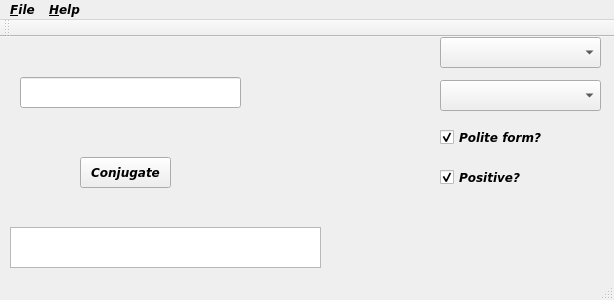
Qt form jpconj/jpconjmain.ui (anqafalak/japkatsuyou) before a commit.
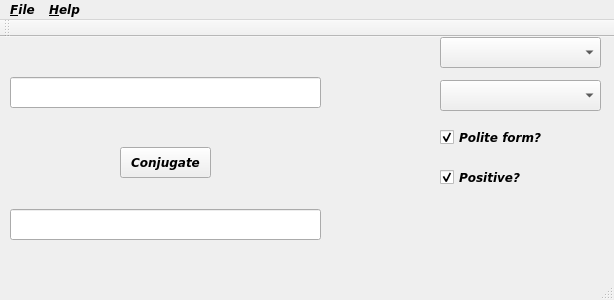
The same form after that commit. Icons and pictures are not drawn.

```diff
--- a/jpconj/jpconjmain.ui
+++ b/jpconj/jpconjmain.ui
@@ -26,46 +26,11 @@
    <bool>false</bool>
   </property>
   <widget class="QWidget" name="centralWidget">
-   <widget class="QTextEdit" name="outputt">
-    <property name="geometry">
-     <rect>
-      <x>10</x>
-      <y>190</y>
-      <width>311</width>
-      <height>41</height>
-     </rect>
-    </property>
-    <property name="font">
-     <font>
-      <family>DejaVu Serif</family>
-      <pointsize>14</pointsize>
-      <weight>50</weight>
-      <italic>false</italic>
-      <bold>false</bold>
-     </font>
-    </property>
-    <property name="frameShadow">
-     <enum>QFrame::Raised</enum>
-    </property>
-    <property name="autoFormatting">
-     <set>QTextEdit::AutoNone</set>
-    </property>
-    <property name="html">
-     <string>&lt;!DOCTYPE HTML PUBLIC &quot;-//W3C//DTD HTML 4.0//EN&quot; &quot;http://www.w3.org/TR/REC-html40/strict.dtd&quot;&gt;
-&lt;html&gt;&lt;head&gt;&lt;meta name=&quot;qrichtext&quot; content=&quot;1&quot; /&gt;&lt;style type=&quot;text/css&quot;&gt;
-p, li { white-space: pre-wrap; }
-&lt;/style&gt;&lt;/head&gt;&lt;body style=&quot; font-family:'DejaVu Serif'; font-size:14pt; font-weight:400; font-style:normal;&quot;&gt;
-&lt;p style=&quot;-qt-paragraph-type:empty; margin-top:0px; margin-bottom:0px; margin-left:0px; margin-right:0px; -qt-block-indent:0; text-indent:0px;&quot;&gt;&lt;br /&gt;&lt;/p&gt;&lt;/body&gt;&lt;/html&gt;</string>
-    </property>
-    <property name="textInteractionFlags">
-     <set>Qt::TextSelectableByKeyboard|Qt::TextSelectableByMouse</set>
-    </property>
-   </widget>
    <widget class="QPushButton" name="btn_conj">
     <property name="geometry">
      <rect>
-      <x>80</x>
-      <y>120</y>
+      <x>120</x>
+      <y>110</y>
       <width>91</width>
       <height>31</height>
      </rect>
@@ -77,9 +42,9 @@
    <widget class="QLineEdit" name="inputt">
     <property name="geometry">
      <rect>
-      <x>20</x>
+      <x>10</x>
       <y>40</y>
-      <width>221</width>
+      <width>311</width>
       <height>31</height>
      </rect>
     </property>
@@ -139,6 +104,19 @@
      <bool>true</bool>
     </property>
    </widget>
+   <widget class="QLineEdit" name="outputt">
+    <property name="geometry">
+     <rect>
+      <x>10</x>
+      <y>172</y>
+      <width>311</width>
+      <height>31</height>
+     </rect>
+    </property>
+    <property name="readOnly">
+     <bool>true</bool>
+    </property>
+   </widget>
   </widget>
   <widget class="QMenuBar" name="menuBar">
    <property name="geometry">
```
Left out of the diff: 14 changed lines with no effect on the pictures.
